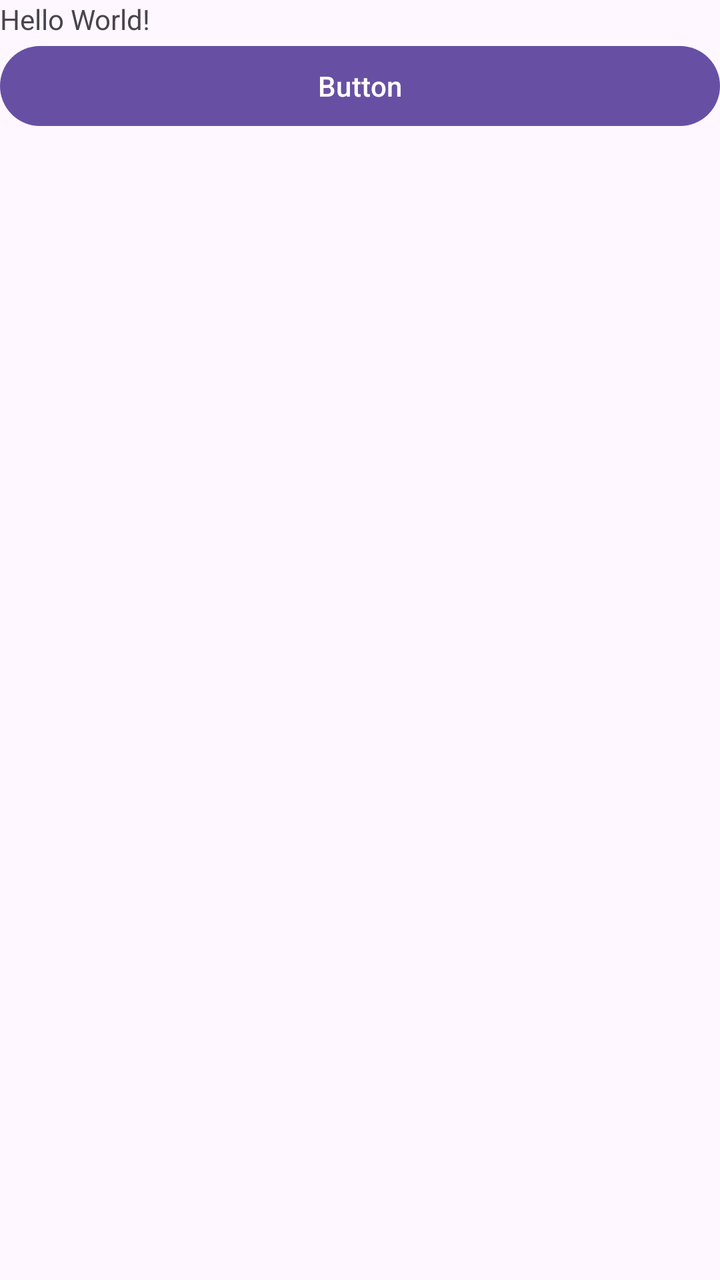
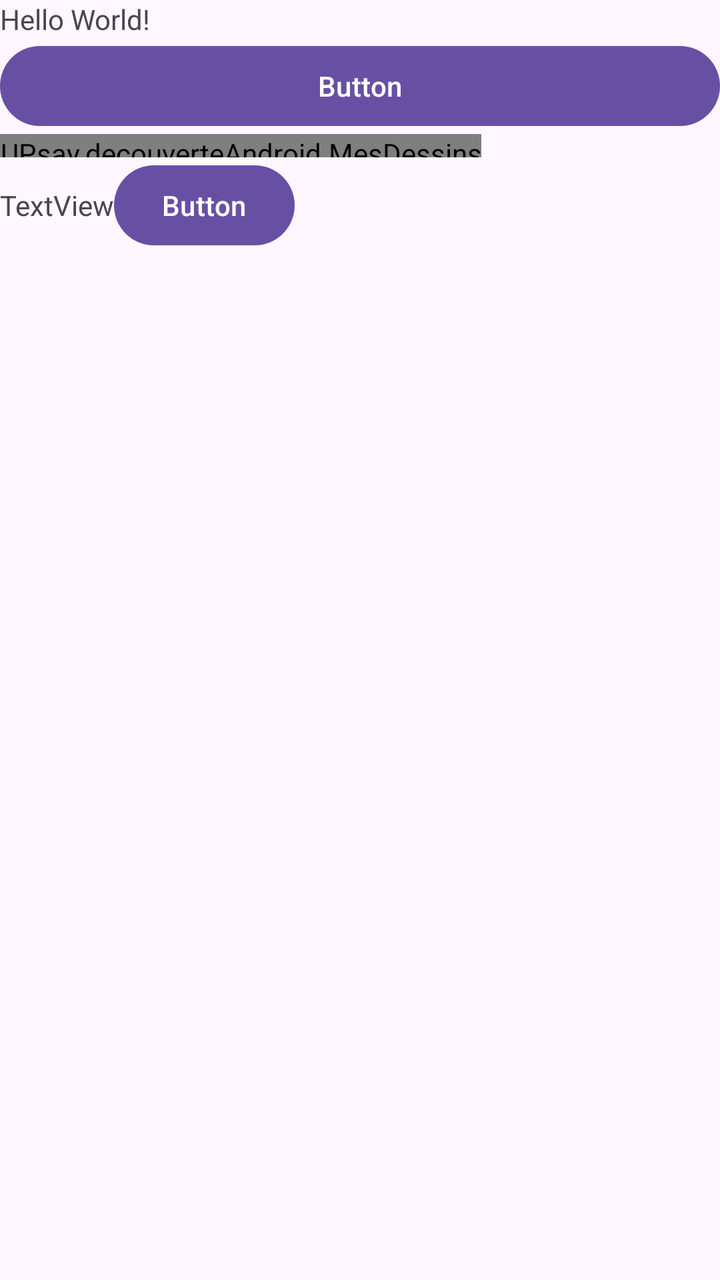

Screens rendered from an Android XML layout before and after an edit, with the pre-edit source and the edit as a unified diff.
<!-- AndroidManifest.xml: application theme Theme.My_Tuto -->
<!-- res/layout/activity_main.xml -->
<?xml version="1.0" encoding="utf-8"?>
<LinearLayout xmlns:android="http://schemas.android.com/apk/res/android"

    xmlns:app="http://schemas.android.com/apk/res-auto"
    xmlns:tools="http://schemas.android.com/tools"
    android:id="@+id/main"
    android:layout_width="match_parent"
    android:layout_height="match_parent"
    android:orientation="vertical"
    tools:context=".MainActivity">

    <TextView
        android:id="@+id/monTexte"
        android:layout_width="wrap_content"
        android:layout_height="wrap_content"
        android:text="Hello World!" />

    <Button
        android:id="@+id/button2"
        android:layout_width="match_parent"
        android:layout_height="wrap_content"
        android:onClick="dessin"
        android:text="@string/button" />

</LinearLayout>
<!-- resources referenced by this layout -->
<resources>
  <string name="button">Button</string>
  <style name="Theme.My_Tuto" parent="Base.Theme.My_Tuto" />
  <style name="Base.Theme.My_Tuto" parent="Theme.Material3.DayNight.NoActionBar">
          
          
      </style>
</resources>

<!-- the commit's change to res/layout/activity_main.xml (unified diff, before → after) -->
@@ -22,4 +22,33 @@
         android:onClick="dessin"
         android:text="@string/button" />
 
+    <TableRow
+        android:layout_width="match_parent"
+        android:layout_height="match_parent"
+        android:layout_weight="8">
+
+        <UPsay.decouverteAndroid.MesDessins
+            android:id="@+id/mesDessins"
+            android:layout_width="wrap_content"
+            android:layout_height="wrap_content" />
+    </TableRow>
+
+    <TableRow
+        android:layout_width="match_parent"
+        android:layout_height="match_parent"
+        android:layout_weight="1">
+
+        <TextView
+            android:id="@+id/textView2"
+            android:layout_width="wrap_content"
+            android:layout_height="wrap_content"
+            android:text="TextView" />
+
+        <Button
+            android:id="@+id/button"
+            android:layout_width="wrap_content"
+            android:layout_height="wrap_content"
+            android:text="Button" />
+    </TableRow>
+
 </LinearLayout>
